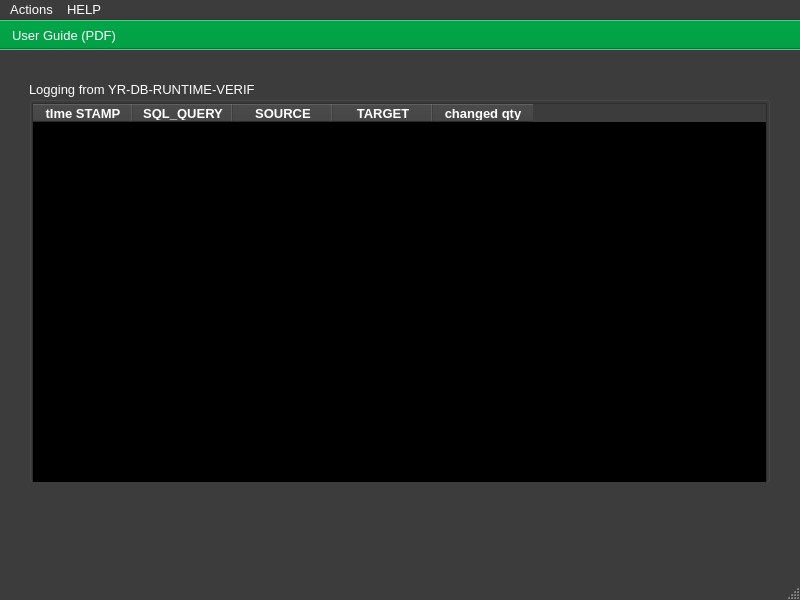
Old version of the form ui/yr-db-runtime-verif-main-window.ui in the repository yerothd/yr-db-runtime-verif.
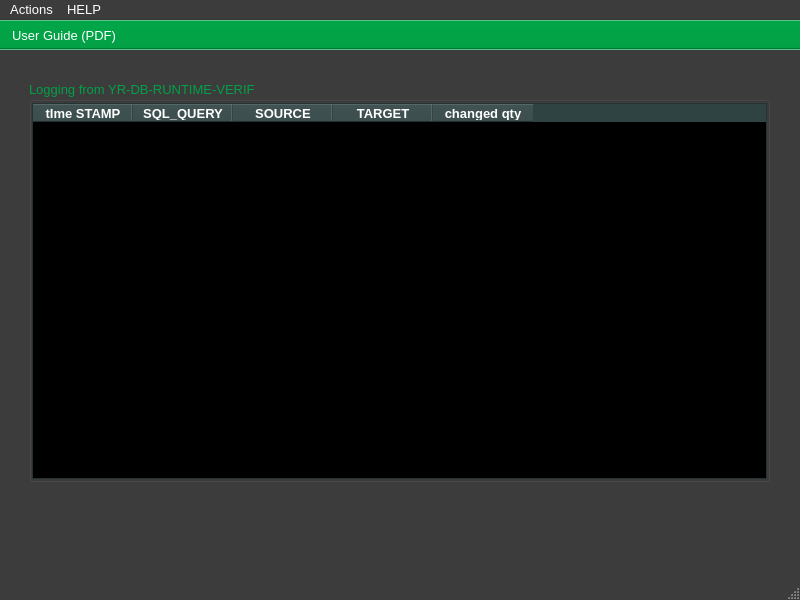
New version of the form. Icons and pictures are not drawn. Custom widgets are drawn as their Qt base class.

What changed in the file:
```diff
--- a/ui/yr-db-runtime-verif-main-window.ui
+++ b/ui/yr-db-runtime-verif-main-window.ui
@@ -5,6 +5,9 @@
   <property name="windowModality">
    <enum>Qt::NonModal</enum>
   </property>
+  <property name="enabled">
+   <bool>true</bool>
+  </property>
   <property name="geometry">
    <rect>
     <x>0</x>
@@ -488,9 +491,18 @@
        <colorrole role="WindowText">
         <brush brushstyle="SolidPattern">
          <color alpha="255">
-          <red>255</red>
-          <green>255</green>
-          <blue>255</blue>
+          <red>2</red>
+          <green>160</green>
+          <blue>70</blue>
+         </color>
+        </brush>
+       </colorrole>
+       <colorrole role="Highlight">
+        <brush brushstyle="SolidPattern">
+         <color alpha="255">
+          <red>204</red>
+          <green>0</green>
+          <blue>0</blue>
          </color>
         </brush>
        </colorrole>
@@ -499,9 +511,18 @@
        <colorrole role="WindowText">
         <brush brushstyle="SolidPattern">
          <color alpha="255">
-          <red>255</red>
-          <green>255</green>
-          <blue>255</blue>
+          <red>2</red>
+          <green>160</green>
+          <blue>70</blue>
+         </color>
+        </brush>
+       </colorrole>
+       <colorrole role="Highlight">
+        <brush brushstyle="SolidPattern">
+         <color alpha="255">
+          <red>204</red>
+          <green>0</green>
+          <blue>0</blue>
          </color>
         </brush>
        </colorrole>
@@ -516,6 +537,15 @@
          </color>
         </brush>
        </colorrole>
+       <colorrole role="Highlight">
+        <brush brushstyle="SolidPattern">
+         <color alpha="255">
+          <red>145</red>
+          <green>145</green>
+          <blue>145</blue>
+         </color>
+        </brush>
+       </colorrole>
       </disabled>
      </palette>
     </property>
@@ -530,17 +560,128 @@
      <string>Logging from YR-DB-RUNTIME-VERIF</string>
     </property>
     <widget class="YRDBRUNTIMEVERIF_TableWidget" name="tableWidget_LOGGING">
+     <property name="enabled">
+      <bool>true</bool>
+     </property>
      <property name="geometry">
       <rect>
        <x>3</x>
        <y>22</y>
        <width>735</width>
-       <height>400</height>
+       <height>376</height>
       </rect>
      </property>
      <property name="palette">
       <palette>
        <active>
+        <colorrole role="WindowText">
+         <brush brushstyle="SolidPattern">
+          <color alpha="255">
+           <red>255</red>
+           <green>255</green>
+           <blue>255</blue>
+          </color>
+         </brush>
+        </colorrole>
+        <colorrole role="Button">
+         <brush brushstyle="SolidPattern">
+          <color alpha="255">
+           <red>47</red>
+           <green>67</green>
+           <blue>67</blue>
+          </color>
+         </brush>
+        </colorrole>
+        <colorrole role="Light">
+         <brush brushstyle="SolidPattern">
+          <color alpha="255">
+           <red>70</red>
+           <green>100</green>
+           <blue>100</blue>
+          </color>
+         </brush>
+        </colorrole>
+        <colorrole role="Midlight">
+         <brush brushstyle="SolidPattern">
+          <color alpha="255">
+           <red>58</red>
+           <green>83</green>
+           <blue>83</blue>
+          </color>
+         </brush>
+        </colorrole>
+        <colorrole role="Dark">
+         <brush brushstyle="SolidPattern">
+          <color alpha="255">
+           <red>23</red>
+           <green>33</green>
+           <blue>33</blue>
+          </color>
+         </brush>
+        </colorrole>
+        <colorrole role="Mid">
+         <brush brushstyle="SolidPattern">
+          <color alpha="255">
+           <red>31</red>
+           <green>45</green>
+           <blue>45</blue>
+          </color>
+         </brush>
+        </colorrole>
+        <colorrole role="Text">
+         <brush brushstyle="SolidPattern">
+          <color alpha="255">
+           <red>255</red>
+           <green>255</green>
+           <blue>255</blue>
+          </color>
+         </brush>
+        </colorrole>
+        <colorrole role="BrightText">
+         <brush brushstyle="SolidPattern">
+          <color alpha="255">
+           <red>255</red>
+           <green>255</green>
+           <blue>255</blue>
+          </color>
+         </brush>
+        </colorrole>
+        <colorrole role="ButtonText">
+         <brush brushstyle="SolidPattern">
+          <color alpha="255">
+           <red>255</red>
+           <green>255</green>
+           <blue>255</blue>
+          </color>
+         </brush>
+        </colorrole>
+        <colorrole role="Base">
+         <brush brushstyle="SolidPattern">
+          <color alpha="255">
+           <red>0</red>
+           <green>0</green>
+           <blue>0</blue>
+          </color>
+         </brush>
+        </colorrole>
+        <colorrole role="Window">
+         <brush brushstyle="SolidPattern">
+          <color alpha="255">
+           <red>47</red>
+           <green>67</green>
+           <blue>67</blue>
+          </color>
+         </brush>
+        </colorrole>
+        <colorrole role="Shadow">
+         <brush brushstyle="SolidPattern">
+          <color alpha="255">
+           <red>0</red>
+           <green>0</green>
+           <blue>0</blue>
+          </color>
+         </brush>
+        </colorrole>
         <colorrole role="Highlight">
          <brush brushstyle="SolidPattern">
           <color alpha="255">
@@ -553,14 +694,158 @@
         <colorrole role="HighlightedText">
          <brush brushstyle="SolidPattern">
           <color alpha="255">
-           <red>2</red>
-           <green>160</green>
-           <blue>70</blue>
+           <red>204</red>
+           <green>0</green>
+           <blue>0</blue>
+          </color>
+         </brush>
+        </colorrole>
+        <colorrole role="AlternateBase">
+         <brush brushstyle="SolidPattern">
+          <color alpha="255">
+           <red>23</red>
+           <green>33</green>
+           <blue>33</blue>
+          </color>
+         </brush>
+        </colorrole>
+        <colorrole role="ToolTipBase">
+         <brush brushstyle="SolidPattern">
+          <color alpha="255">
+           <red>255</red>
+           <green>255</green>
+           <blue>220</blue>
+          </color>
+         </brush>
+        </colorrole>
+        <colorrole role="ToolTipText">
+         <brush brushstyle="SolidPattern">
+          <color alpha="255">
+           <red>0</red>
+           <green>0</green>
+           <blue>0</blue>
+          </color>
+         </brush>
+        </colorrole>
+        <colorrole role="PlaceholderText">
+         <brush brushstyle="SolidPattern">
+          <color alpha="128">
+           <red>255</red>
+           <green>255</green>
+           <blue>255</blue>
           </color>
          </brush>
         </colorrole>
        </active>
        <inactive>
+        <colorrole role="WindowText">
+         <brush brushstyle="SolidPattern">
+          <color alpha="255">
+           <red>255</red>
+           <green>255</green>
+           <blue>255</blue>
+          </color>
+         </brush>
+        </colorrole>
+        <colorrole role="Button">
+         <brush brushstyle="SolidPattern">
+          <color alpha="255">
+           <red>47</red>
+           <green>67</green>
+           <blue>67</blue>
+          </color>
+         </brush>
+        </colorrole>
+        <colorrole role="Light">
+         <brush brushstyle="SolidPattern">
+          <color alpha="255">
+           <red>70</red>
+           <green>100</green>
+           <blue>100</blue>
+          </color>
+         </brush>
+        </colorrole>
+        <colorrole role="Midlight">
+         <brush brushstyle="SolidPattern">
+          <color alpha="255">
+           <red>58</red>
+           <green>83</green>
+           <blue>83</blue>
+          </color>
+         </brush>
+        </colorrole>
+        <colorrole role="Dark">
+         <brush brushstyle="SolidPattern">
+          <color alpha="255">
+           <red>23</red>
+           <green>33</green>
+           <blue>33</blue>
+          </color>
+         </brush>
+        </colorrole>
+        <colorrole role="Mid">
+         <brush brushstyle="SolidPattern">
+          <color alpha="255">
+           <red>31</red>
+           <green>45</green>
+           <blue>45</blue>
+          </color>
+         </brush>
+        </colorrole>
+        <colorrole role="Text">
+         <brush brushstyle="SolidPattern">
+          <color alpha="255">
+           <red>255</red>
+           <green>255</green>
+           <blue>255</blue>
+          </color>
+         </brush>
+        </colorrole>
+        <colorrole role="BrightText">
+         <brush brushstyle="SolidPattern">
+          <color alpha="255">
+           <red>255</red>
+           <green>255</green>
+           <blue>255</blue>
+          </color>
+         </brush>
+        </colorrole>
+        <colorrole role="ButtonText">
+         <brush brushstyle="SolidPattern">
+          <color alpha="255">
+           <red>255</red>
+           <green>255</green>
+           <blue>255</blue>
+          </color>
+         </brush>
+        </colorrole>
+        <colorrole role="Base">
+         <brush brushstyle="SolidPattern">
+          <color alpha="255">
+           <red>0</red>
+           <green>0</green>
+           <blue>0</blue>
+          </color>
+         </brush>
+        </colorrole>
+        <colorrole role="Window">
+         <brush brushstyle="SolidPattern">
+          <color alpha="255">
+           <red>47</red>
+           <green>67</green>
+           <blue>67</blue>
+          </color>
+         </brush>
+        </colorrole>
+        <colorrole role="Shadow">
+         <brush brushstyle="SolidPattern">
+          <color alpha="255">
+           <red>0</red>
+           <green>0</green>
+           <blue>0</blue>
+          </color>
+         </brush>
+        </colorrole>
         <colorrole role="Highlight">
          <brush brushstyle="SolidPattern">
           <color alpha="255">
@@ -573,14 +858,158 @@
         <colorrole role="HighlightedText">
          <brush brushstyle="SolidPattern">
           <color alpha="255">
-           <red>2</red>
-           <green>160</green>
-           <blue>70</blue>
+           <red>204</red>
+           <green>0</green>
+           <blue>0</blue>
+          </color>
+         </brush>
+        </colorrole>
+        <colorrole role="AlternateBase">
+         <brush brushstyle="SolidPattern">
+          <color alpha="255">
+           <red>23</red>
+           <green>33</green>
+           <blue>33</blue>
+          </color>
+         </brush>
+        </colorrole>
+        <colorrole role="ToolTipBase">
+         <brush brushstyle="SolidPattern">
+          <color alpha="255">
+           <red>255</red>
+           <green>255</green>
+           <blue>220</blue>
+          </color>
+         </brush>
+        </colorrole>
+        <colorrole role="ToolTipText">
+         <brush brushstyle="SolidPattern">
+          <color alpha="255">
+           <red>0</red>
+           <green>0</green>
+           <blue>0</blue>
+          </color>
+         </brush>
+        </colorrole>
+        <colorrole role="PlaceholderText">
+         <brush brushstyle="SolidPattern">
+          <color alpha="128">
+           <red>255</red>
+           <green>255</green>
+           <blue>255</blue>
           </color>
          </brush>
         </colorrole>
        </inactive>
        <disabled>
+        <colorrole role="WindowText">
+         <brush brushstyle="SolidPattern">
+          <color alpha="255">
+           <red>23</red>
+           <green>33</green>
+           <blue>33</blue>
+          </color>
+         </brush>
+        </colorrole>
+        <colorrole role="Button">
+         <brush brushstyle="SolidPattern">
+          <color alpha="255">
+           <red>47</red>
+           <green>67</green>
+           <blue>67</blue>
+          </color>
+         </brush>
+        </colorrole>
+        <colorrole role="Light">
+         <brush brushstyle="SolidPattern">
+          <color alpha="255">
+           <red>70</red>
+           <green>100</green>
+           <blue>100</blue>
+          </color>
+         </brush>
+        </colorrole>
+        <colorrole role="Midlight">
+         <brush brushstyle="SolidPattern">
+          <color alpha="255">
+           <red>58</red>
+           <green>83</green>
+           <blue>83</blue>
+          </color>
+         </brush>
+        </colorrole>
+        <colorrole role="Dark">
+         <brush brushstyle="SolidPattern">
+          <color alpha="255">
+           <red>23</red>
+           <green>33</green>
+           <blue>33</blue>
+          </color>
+         </brush>
+        </colorrole>
+        <colorrole role="Mid">
+         <brush brushstyle="SolidPattern">
+          <color alpha="255">
+           <red>31</red>
+           <green>45</green>
+           <blue>45</blue>
+          </color>
+         </brush>
+        </colorrole>
+        <colorrole role="Text">
+         <brush brushstyle="SolidPattern">
+          <color alpha="255">
+           <red>23</red>
+           <green>33</green>
+           <blue>33</blue>
+          </color>
+         </brush>
+        </colorrole>
+        <colorrole role="BrightText">
+         <brush brushstyle="SolidPattern">
+          <color alpha="255">
+           <red>255</red>
+           <green>255</green>
+           <blue>255</blue>
+          </color>
+         </brush>
+        </colorrole>
+        <colorrole role="ButtonText">
+         <brush brushstyle="SolidPattern">
+          <color alpha="255">
+           <red>23</red>
+           <green>33</green>
+           <blue>33</blue>
+          </color>
+         </brush>
+        </colorrole>
+        <colorrole role="Base">
+         <brush brushstyle="SolidPattern">
+          <color alpha="255">
+           <red>47</red>
+           <green>67</green>
+           <blue>67</blue>
+          </color>
+         </brush>
+        </colorrole>
+        <colorrole role="Window">
+         <brush brushstyle="SolidPattern">
+          <color alpha="255">
+           <red>47</red>
+           <green>67</green>
+           <blue>67</blue>
+          </color>
+         </brush>
+        </colorrole>
+        <colorrole role="Shadow">
+         <brush brushstyle="SolidPattern">
+          <color alpha="255">
+           <red>0</red>
+           <green>0</green>
+           <blue>0</blue>
+          </color>
+         </brush>
+        </colorrole>
         <colorrole role="Highlight">
          <brush brushstyle="SolidPattern">
           <color alpha="255">
@@ -593,9 +1022,45 @@
         <colorrole role="HighlightedText">
          <brush brushstyle="SolidPattern">
           <color alpha="255">
-           <red>2</red>
-           <green>160</green>
-           <blue>70</blue>
+           <red>204</red>
+           <green>0</green>
+           <blue>0</blue>
+          </color>
+         </brush>
+        </colorrole>
+        <colorrole role="AlternateBase">
+         <brush brushstyle="SolidPattern">
+          <color alpha="255">
+           <red>47</red>
+           <green>67</green>
+           <blue>67</blue>
+          </color>
+         </brush>
+        </colorrole>
+        <colorrole role="ToolTipBase">
+         <brush brushstyle="SolidPattern">
+          <color alpha="255">
+           <red>255</red>
+           <green>255</green>
+           <blue>220</blue>
+          </color>
+         </brush>
+        </colorrole>
+        <colorrole role="ToolTipText">
+         <brush brushstyle="SolidPattern">
+          <color alpha="255">
+           <red>0</red>
+           <green>0</green>
+           <blue>0</blue>
+          </color>
+         </brush>
+        </colorrole>
+        <colorrole role="PlaceholderText">
+         <brush brushstyle="SolidPattern">
+          <color alpha="128">
+           <red>255</red>
+           <green>255</green>
+           <blue>255</blue>
           </color>
          </brush>
         </colorrole>
```
